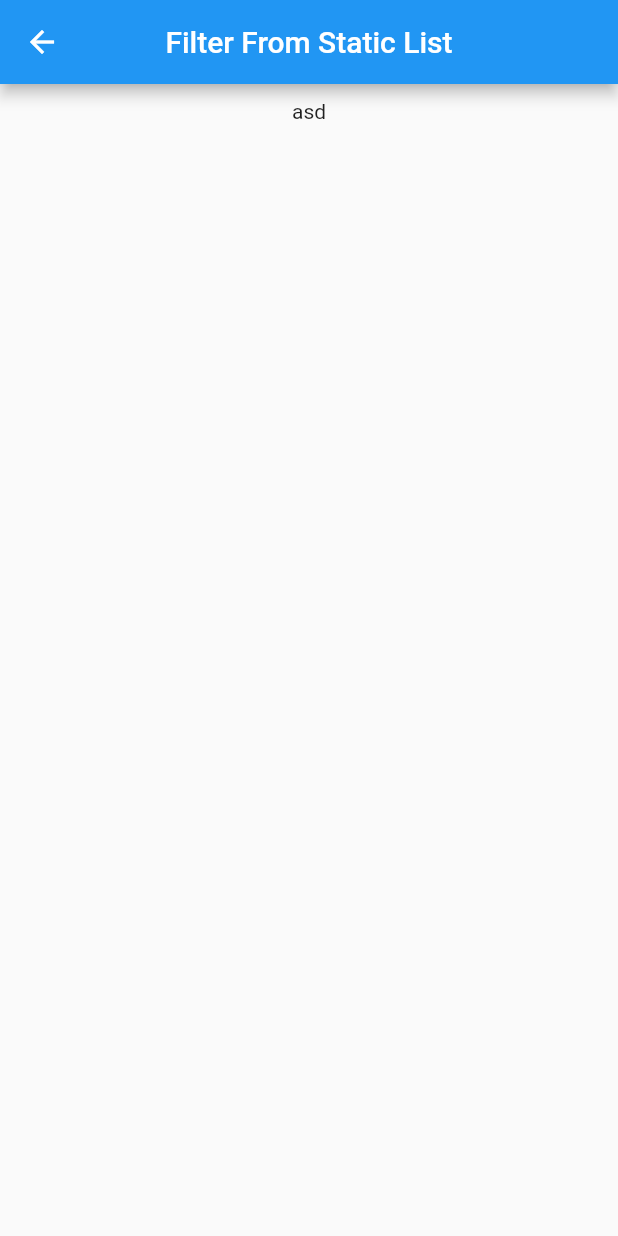
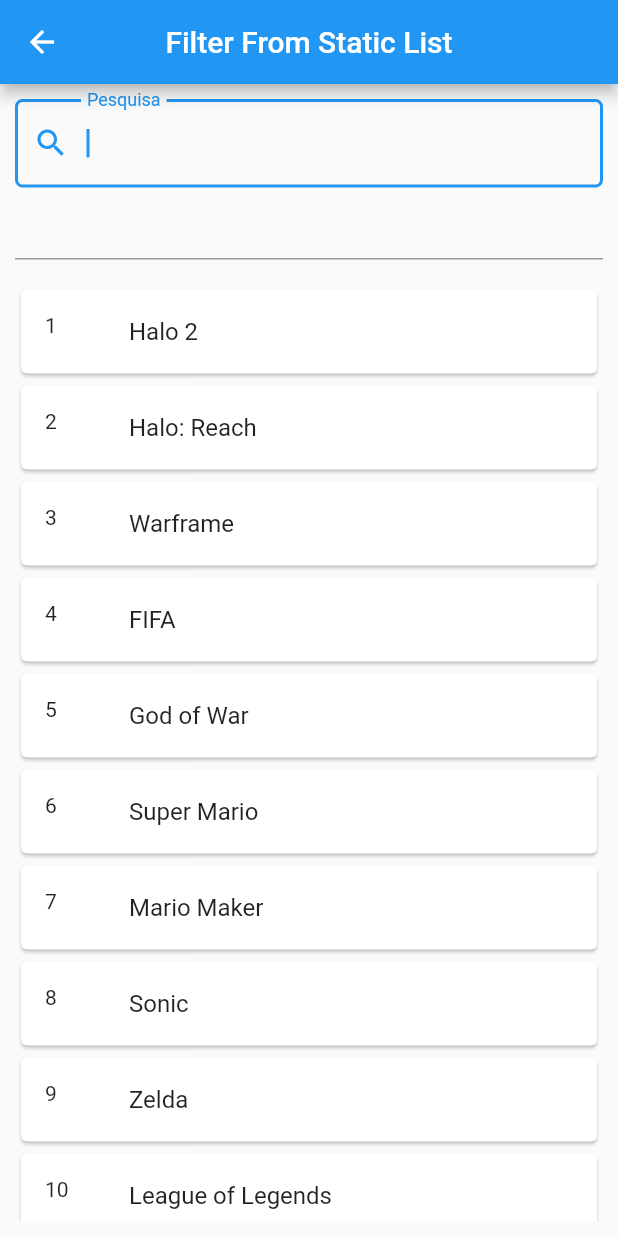
Before and after one commit to guidani/flutter-forms, a Flutter app: the FilterStaticList screen opened by its route, on a phone screen of 412 x 824 dp. Run offline on Flutter 3.47's test engine with Material 2 defaults, Android fonts, the phone set to English and light mode, and no system bars.

Commit message:
criado função de pesquisa

```diff
--- a/lib/pages/filter-list/filter_static_list_page.dart
+++ b/lib/pages/filter-list/filter_static_list_page.dart
@@ -1,28 +1,101 @@
 import 'package:flutter/material.dart';
+import 'package:flutter/rendering.dart';
 
 class FilterStaticList extends StatefulWidget {
-  const FilterStaticList({ Key? key }) : super(key: key);
+  const FilterStaticList({Key? key}) : super(key: key);
 
   @override
   State<FilterStaticList> createState() => _FilterStaticListState();
 }
 
 class _FilterStaticListState extends State<FilterStaticList> {
+  late FocusNode myFocusNode;
+  TextEditingController controller = TextEditingController();
+
+  List<String> _jogos = [
+    'Halo 2',
+    'Halo: Reach',
+    'Warframe',
+    'FIFA',
+    'God of War',
+    'Super Mario',
+    'Mario Maker',
+    'Sonic',
+    'Zelda',
+    'League of Legends',
+    'DoTA'
+  ];
+
+  @override
+  void initState() {
+    // TODO: implement initState
+    super.initState();
+    myFocusNode = FocusNode();
+  }
+
+  @override
+  void dispose() {
+    // TODO: implement dispose
+    super.dispose();
+    myFocusNode.dispose();
+  }
+
   @override
   Widget build(BuildContext context) {
     return Scaffold(
       appBar: AppBar(
-        title: Text('Filter From Static List'),
+        title: const Text('Filter From Static List'),
         centerTitle: true,
       ),
       body: Padding(
-        padding: EdgeInsets.all(10.0),
+        padding: const EdgeInsets.all(10.0),
         child: Center(
-            child: Column(
-          children: [
-            Text('asd'),
-          ],
-        )),
+          child: Column(
+            children: [
+              TextField(
+                controller: controller,
+                autofocus: true,
+                // onChanged: _searchFunc,
+                decoration: const InputDecoration(
+                  prefixIcon: Icon(Icons.search),
+                  label: Text('Pesquisa'),
+                  border: OutlineInputBorder(
+                    borderRadius: BorderRadius.all(
+                      Radius.circular(5.0),
+                    ),
+                  ),
+                ),
+              ),
+              Autocomplete(optionsBuilder: (TextEditingValue textEditingValue) {
+                if (textEditingValue.text.trim() == '') {
+                  return const Iterable<String>.empty();
+                }
+                return _jogos.where((String option) {
+                  return option
+                      .toLowerCase()
+                      .contains(textEditingValue.text.toLowerCase());
+                });
+              }),
+              const Divider(
+                color: Colors.transparent,
+              ),
+              Expanded(
+                child: ListView.builder(
+                  itemCount: _jogos.length,
+                  itemBuilder: (context, index) {
+                    return Card(
+                      child: ListTile(
+                        onTap: () {},
+                        leading: Text('${index + 1}'),
+                        title: Text(_jogos[index]),
+                      ),
+                    );
+                  },
+                ),
+              )
+            ],
+          ),
+        ),
       ),
     );
   }
```
